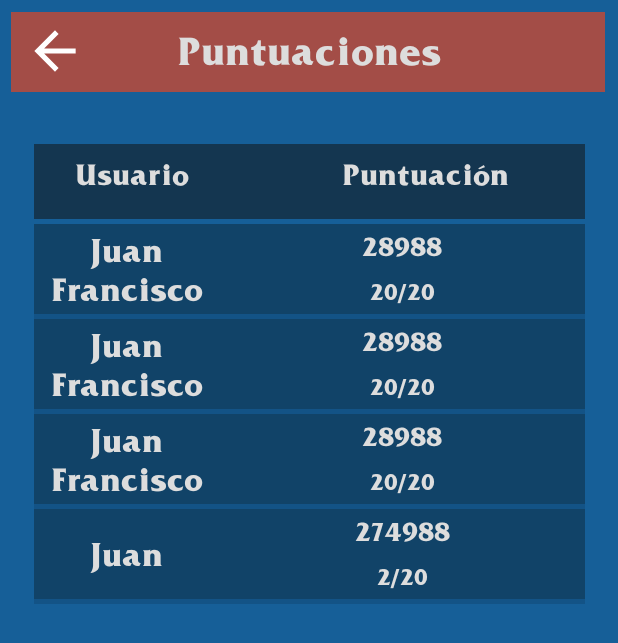
After one commit to Rodron/LolQuiz, an Android app: the RankingActivity screen opened directly, with no data from a screen before it, on a phone screen of 412 x 824 dp. The commit adds this screen. Shown: the top 643 px of the screen. Run offline under Robolectric (Android 15) with nearby library versions, the phone set to English and light mode, and no system bars.

Commit message:
Pantalla de puntuaciones implementada y corregido bug en el menú de opciones

```diff
--- a/LolQuiz/app/build.gradle
+++ b/LolQuiz/app/build.gradle
@@ -34,6 +34,8 @@ dependencies {
     implementation 'com.google.android.material:material:1.2.1'
     implementation 'androidx.constraintlayout:constraintlayout:2.0.2'
     implementation 'androidx.legacy:legacy-support-v4:1.0.0'
+    implementation 'androidx.navigation:navigation-fragment:2.2.2'
+    implementation 'androidx.navigation:navigation-ui:2.2.2'
     testImplementation 'junit:junit:4.+'
     androidTestImplementation 'androidx.test.ext:junit:1.1.2'
     androidTestImplementation 'androidx.test.espresso:espresso-core:3.3.0'
--- a/LolQuiz/app/src/main/AndroidManifest.xml
+++ b/LolQuiz/app/src/main/AndroidManifest.xml
@@ -9,7 +9,11 @@
         android:roundIcon="@mipmap/ic_launcher_round"
         android:supportsRtl="true"
         android:theme="@style/Theme.LolQuiz">
-        <activity android:name=".ResultsActivity"></activity>
+        <activity
+            android:name=".RankingActivity"
+            android:label="@string/title_activity_ranking"
+            android:theme="@style/Theme.LolQuiz.NoActionBar"></activity>
+        <activity android:name=".ResultsActivity" />
         <activity android:name=".OptionsActivity" />
         <activity android:name=".GameActivity" />
         <activity android:name=".MainActivity">
--- /dev/null
+++ b/LolQuiz/app/src/main/java/com/example/lolquiz/RankingActivity.java
@@ -0,0 +1,72 @@
+package com.example.lolquiz;
+
+import android.content.Intent;
+import android.os.Bundle;
+
+import com.google.android.material.floatingactionbutton.FloatingActionButton;
+import com.google.android.material.snackbar.Snackbar;
+
+import androidx.appcompat.app.AppCompatActivity;
+import androidx.appcompat.widget.Toolbar;
+
+import android.util.Log;
+import android.view.View;
+import android.widget.ImageButton;
+import android.widget.ListView;
+import android.widget.Toast;
+
+import java.io.BufferedReader;
+import java.io.IOException;
+import java.io.InputStream;
+import java.io.InputStreamReader;
+import java.util.ArrayList;
+import java.util.List;
+
+public class RankingActivity extends AppCompatActivity {
+    private static final String TAG = "RankingActivity";
+
+    @Override
+    protected void onCreate(Bundle savedInstanceState) {
+        super.onCreate(savedInstanceState);
+        setContentView(R.layout.activity_ranking);
+
+        Log.d(TAG, "onCreate, Started.");
+
+        ListView mListView = (ListView) findViewById(R.id.scoreList);
+
+        InputStream is = getResources().openRawResource(R.raw.ranking);
+        ArrayList<Userscore> userscoreList = new ArrayList<>();
+
+        try{
+            BufferedReader br = new BufferedReader(new InputStreamReader(is));
+            String line;
+            String [] scores = new String[3];
+
+            while ((line = br.readLine()) != null) {
+                scores = line.split("-\"-");
+                userscoreList.add(new Userscore(scores[0], scores[1], scores[2]));
+            }
+
+            br.close();
+        }
+        catch (IOException e) {
+            Toast.makeText(this, "Error al leer el archivo de puntuaciones", Toast.LENGTH_SHORT).show();
+        }
+
+        UserscoreListAdapter adapter = new UserscoreListAdapter(this, R.layout.adapter_view_layout, userscoreList);
+        mListView.setAdapter(adapter);
+
+        ImageButton back = (ImageButton) findViewById(R.id.back);
+        back.setOnClickListener(new View.OnClickListener(){
+            @Override
+            public void onClick(View v){
+                goToMenu();
+            }
+        });
+    }
+
+    public void goToMenu(){
+        Intent intent = new Intent(this, MainActivity.class);
+        startActivity(intent);
+    }
+}
--- /dev/null
+++ b/LolQuiz/app/src/main/java/com/example/lolquiz/Userscore.java
@@ -0,0 +1,37 @@
+package com.example.lolquiz;
+
+public class Userscore {
+    private String username;
+    private String score;
+    private String questions;
+
+    public Userscore(String username, String score, String questions) {
+        this.username = username;
+        this.score = score;
+        this.questions = questions;
+    }
+
+    public String getUsername() {
+        return username;
+    }
+
+    public void setUsername(String username) {
+        this.username = username;
+    }
+
+    public String getScore() {
+        return score;
+    }
+
+    public void setScore(String score) {
+        this.score = score;
+    }
+
+    public String getQuestions() {
+        return questions;
+    }
+
+    public void setQuestions(String questions) {
+        this.questions = questions;
+    }
+}
--- /dev/null
+++ b/LolQuiz/app/src/main/java/com/example/lolquiz/UserscoreListAdapter.java
@@ -0,0 +1,50 @@
+package com.example.lolquiz;
+
+import android.annotation.SuppressLint;
+import android.content.Context;
+import android.view.LayoutInflater;
+import android.view.View;
+import android.view.ViewGroup;
+import android.widget.ArrayAdapter;
+import android.widget.TextView;
+
+import androidx.annotation.NonNull;
+import androidx.annotation.Nullable;
+
+import java.util.ArrayList;
+
+public class UserscoreListAdapter extends ArrayAdapter<Userscore> {
+    private static final String TAG = "UserscoreListAdapter";
+
+    private Context mContext;
+    int mResource;
+
+    public UserscoreListAdapter(Context context, int resource, ArrayList<Userscore> objects) {
+        super(context, resource, objects);
+        this.mContext = context;
+        this.mResource = resource;
+    }
+
+
+    @SuppressLint("ViewHolder")
+    @NonNull
+    @Override
+    public View getView(int position, View convertView, ViewGroup parent) {
+        String username = getItem(position).getUsername();
+        String score = getItem(position).getScore();
+        String questions = getItem(position).getQuestions();
+
+        LayoutInflater inflater = LayoutInflater.from(mContext);
+        convertView = inflater.inflate(mResource, parent, false);
+
+        TextView userView = (TextView) convertView.findViewById(R.id.textView1);
+        TextView scoreView = (TextView) convertView.findViewById(R.id.textView2);
+        TextView questionsView = (TextView) convertView.findViewById(R.id.textView3);
+
+        userView.setText(username);
+        scoreView.setText(score);
+        questionsView.setText(questions);
+
+        return convertView;
+    }
+}
--- a/LolQuiz/app/src/main/res/layout/activity_main.xml
+++ b/LolQuiz/app/src/main/res/layout/activity_main.xml
@@ -50,7 +50,7 @@
         android:layout_width="281dp"
         android:layout_height="71dp"
         android:layout_marginTop="244dp"
-        android:text="Ranking"
+        android:text="Puntuaciones"
         android:textColor="#000000"
         app:backgroundTint="#FAE634"
         app:backgroundTintMode="add"
--- a/LolQuiz/app/src/main/res/layout/activity_options.xml
+++ b/LolQuiz/app/src/main/res/layout/activity_options.xml
@@ -47,7 +47,7 @@
         android:id="@+id/view"
         android:layout_width="325dp"
         android:layout_height="528dp"
-        android:layout_marginTop="128dp"
+        android:layout_marginTop="92dp"
         android:background="#FAE634"
         app:layout_constraintEnd_toEndOf="parent"
         app:layout_constraintStart_toStartOf="parent"
--- /dev/null
+++ b/LolQuiz/app/src/main/res/layout/activity_ranking.xml
@@ -0,0 +1,96 @@
+<?xml version="1.0" encoding="utf-8"?>
+<androidx.constraintlayout.widget.ConstraintLayout xmlns:android="http://schemas.android.com/apk/res/android"
+    xmlns:app="http://schemas.android.com/apk/res-auto"
+    xmlns:tools="http://schemas.android.com/tools"
+    android:layout_width="match_parent"
+    android:layout_height="match_parent"
+    android:background="#165F98"
+    android:fadingEdgeLength="@dimen/material_emphasis_high_type"
+    tools:context=".RankingActivity">
+
+    <View
+        android:id="@+id/rankingBackground"
+        android:layout_width="396dp"
+        android:layout_height="53dp"
+        android:layout_marginTop="8dp"
+        android:background="#A34D47"
+        app:layout_constraintEnd_toEndOf="parent"
+        app:layout_constraintHorizontal_bias="0.466"
+        app:layout_constraintStart_toStartOf="parent"
+        app:layout_constraintTop_toTopOf="parent" />
+
+    <View
+        android:id="@+id/rankingBackground2"
+        android:layout_width="367dp"
+        android:layout_height="50dp"
+        android:layout_marginTop="96dp"
+        android:background="#143650"
+        app:layout_constraintEnd_toEndOf="parent"
+        app:layout_constraintStart_toStartOf="parent"
+        app:layout_constraintTop_toTopOf="parent" />
+
+    <TextView
+        android:id="@+id/ranking2"
+        android:layout_width="89dp"
+        android:layout_height="32dp"
+        android:layout_marginStart="20dp"
+        android:layout_marginTop="8dp"
+        android:fontFamily="@font/friz_quadrata_bold"
+        android:text="Usuario"
+        android:textAlignment="center"
+        android:textColor="#DDDDDD"
+        android:textSize="18sp"
+        app:layout_constraintStart_toStartOf="@+id/rankingBackground2"
+        app:layout_constraintTop_toTopOf="@+id/rankingBackground2" />
+
+    <TextView
+        android:id="@+id/ranking3"
+        android:layout_width="117dp"
+        android:layout_height="30dp"
+        android:layout_marginTop="8dp"
+        android:layout_marginEnd="48dp"
+        android:fontFamily="@font/friz_quadrata_bold"
+        android:text="Puntuación"
+        android:textAlignment="center"
+        android:textColor="#DDDDDD"
+        android:textSize="18sp"
+        app:layout_constraintEnd_toEndOf="@+id/rankingBackground2"
+        app:layout_constraintTop_toTopOf="@+id/rankingBackground2" />
+
+    <ImageButton
+        android:id="@+id/back"
+        android:layout_width="48dp"
+        android:layout_height="41dp"
+        android:layout_marginStart="5dp"
+        android:layout_marginTop="5dp"
+        android:background="#00000000"
+        android:scaleType="fitCenter"
+        app:layout_constraintStart_toStartOf="@+id/rankingBackground"
+        app:layout_constraintTop_toTopOf="@+id/rankingBackground"
+        app:srcCompat="@drawable/abc_vector_test" />
+
+    <TextView
+        android:id="@+id/ranking"
+        android:layout_width="291dp"
+        android:layout_height="34dp"
+        android:layout_marginTop="9dp"
+        android:fontFamily="@font/friz_quadrata_bold"
+        android:text="Puntuaciones"
+        android:textAlignment="center"
+        android:textColor="#DDDDDD"
+        android:textSize="24sp"
+        app:layout_constraintEnd_toEndOf="parent"
+        app:layout_constraintStart_toStartOf="parent"
+        app:layout_constraintTop_toTopOf="@+id/rankingBackground" />
+
+    <ListView
+        android:id="@+id/scoreList"
+        android:layout_width="367dp"
+        android:layout_height="550dp"
+        android:layout_marginTop="3dp"
+        android:dividerHeight="3dp"
+        app:layout_constraintEnd_toEndOf="parent"
+        app:layout_constraintStart_toStartOf="parent"
+        app:layout_constraintTop_toBottomOf="@+id/rankingBackground2" />
+
+</androidx.constraintlayout.widget.ConstraintLayout>
--- /dev/null
+++ b/LolQuiz/app/src/main/res/layout/adapter_view_layout.xml
@@ -0,0 +1,49 @@
+<?xml version="1.0" encoding="utf-8"?>
+<LinearLayout xmlns:android="http://schemas.android.com/apk/res/android"
+    android:orientation="horizontal"
+    android:layout_width="match_parent"
+    android:layout_height="match_parent"
+    android:background="#114368"
+    android:weightSum="100">
+
+
+    <TextView
+        android:gravity="center"
+        android:textAlignment="center"
+        android:fontFamily="@font/friz_quadrata_bold"
+        android:textColor="#DDDDDD"
+        android:text="TextView1"
+        android:textSize="20sp"
+        android:layout_width="match_parent"
+        android:layout_height="60dp"
+        android:id="@+id/textView1"
+        android:layout_weight="66.6"/>
+
+    <LinearLayout
+        android:orientation="vertical"
+        android:layout_width="match_parent"
+        android:layout_height="wrap_content"
+        android:layout_weight="33.3">
+
+        <TextView
+            android:gravity="center"
+            android:fontFamily="@font/friz_quadrata_bold"
+            android:textColor="#DDDDDD"
+            android:textSize="16sp"
+            android:text="TextView2"
+            android:layout_width="match_parent"
+            android:layout_height="30dp"
+            android:id="@+id/textView2"/>
+
+        <TextView
+            android:gravity="center"
+            android:fontFamily="@font/friz_quadrata_bold"
+            android:textColor="#DDDDDD"
+            android:text="TextView3"
+            android:layout_width="match_parent"
+            android:layout_height="30dp"
+            android:id="@+id/textView3"
+            android:layout_below="@+id/textView2"/>
+    </LinearLayout>
+
+</LinearLayout>
--- /dev/null
+++ b/LolQuiz/app/src/main/res/raw/ranking.txt
@@ -0,0 +1,4 @@
+Juan Francisco-"-28988-"-20/20
+Juan Francisco-"-28988-"-20/20
+Juan Francisco-"-28988-"-20/20
+Juan-"-274988-"-2/20
--- /dev/null
+++ b/LolQuiz/app/src/main/res/values/dimens.xml
@@ -0,0 +1,3 @@
+<resources>
+    <dimen name="fab_margin">16dp</dimen>
+</resources>
--- a/LolQuiz/app/src/main/res/values/themes.xml
+++ b/LolQuiz/app/src/main/res/values/themes.xml
@@ -13,4 +13,13 @@
         <item name="android:statusBarColor" tools:targetApi="l">?attr/colorPrimaryVariant</item>
         <!-- Customize your theme here. -->
     </style>
+
+    <style name="Theme.LolQuiz.NoActionBar">
+        <item name="windowActionBar">false</item>
+        <item name="windowNoTitle">true</item>
+    </style>
+
+    <style name="Theme.LolQuiz.AppBarOverlay" parent="ThemeOverlay.AppCompat.Dark.ActionBar" />
+
+    <style name="Theme.LolQuiz.PopupOverlay" parent="ThemeOverlay.AppCompat.Light" />
 </resources>
```
Also changed, not shown: LolQuiz/app/src/main/java/com/example/lolquiz/GameActivity.java (+5 -6 lines), LolQuiz/app/src/main/java/com/example/lolquiz/MainActivity.java (+13 -13 lines), LolQuiz/app/src/main/java/com/example/lolquiz/OptionsActivity.java (+7 -2 lines), LolQuiz/app/src/main/res/layout/activity_game.xml (+5 -5 lines), LolQuiz/app/src/main/res/navigation/nav_graph.xml (added, +28 -0 lines), LolQuiz/app/src/main/res/values/strings.xml (+9 -0 lines).
